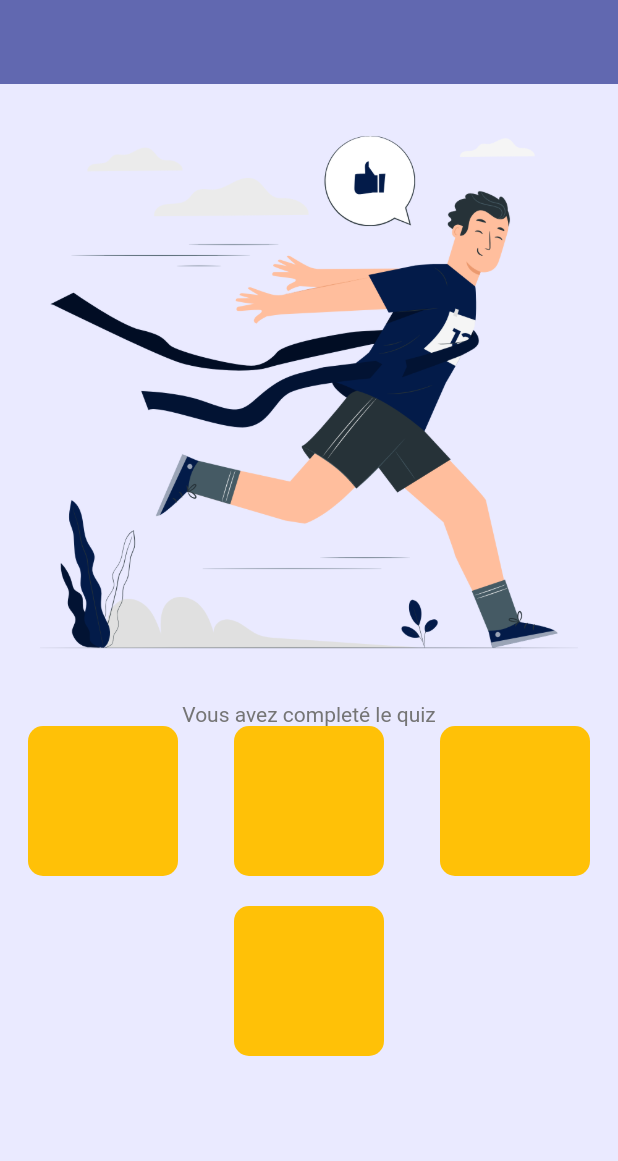
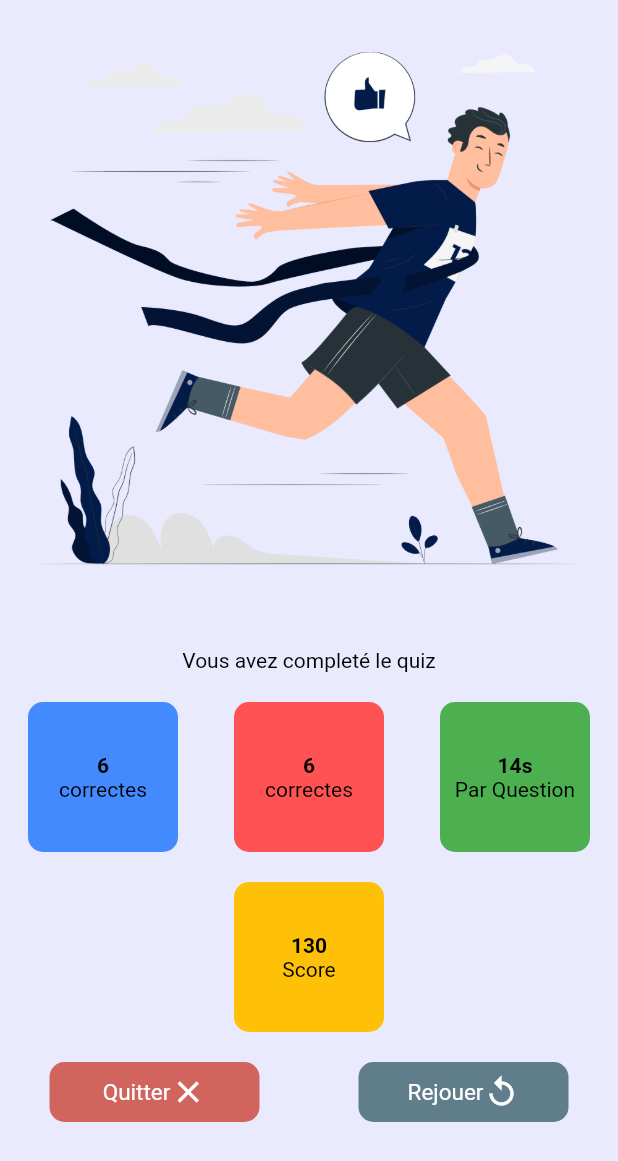
Before and after one commit to ibrahim10sy/QuizAppFlutter, a Flutter app: the FinQuiz screen opened directly, on a phone screen of 412 x 824 dp. Shown: the top 1161 px of the screen. Run offline on Flutter 3.47's test engine with Material 2 defaults, Android fonts, the phone set to English and light mode, and no system bars; our stand-ins replace device_preview; Roboto replaces fonts that are missing (Muli).

Commit message:
la page compte de créateur

```diff
--- /dev/null
+++ b/lib/compte.dart
@@ -0,0 +1,57 @@
+import 'package:flutter/material.dart';
+
+void main() {
+  runApp(MyApp());
+}
+
+class MyApp extends StatelessWidget {
+  @override
+  Widget build(BuildContext context) {
+    return const MaterialApp(
+        // home: FinQuiz(),
+        );
+  }
+}
+
+class Compte extends StatelessWidget {
+  const Compte({super.key});
+
+  @override
+  // ignore: dead_code
+  Widget build(BuildContext context) {
+    return Scaffold(
+      body: SingleChildScrollView(
+        child: Center(
+          child: Column(
+            children: [
+              const SizedBox(
+                height: 80,
+              ),
+              const CircleAvatar(
+                radius: 80,
+                backgroundImage: AssetImage('assets/images/finishQuiz.png'),
+              ),
+              const Padding(
+                padding: EdgeInsets.all(8),
+                child: Icon(
+                  Icons.add,
+                  color: Colors.white,
+                  size: 32,
+                  weight: 40,
+                ),
+              ),
+              Row(
+                children: [
+                  TextButton(onPressed: () {}, child: const Text('Animés')),
+                  TextButton(onPressed: () {}, child: const Text('Animés')),
+                  TextButton(onPressed: () {}, child: const Text('Animés')),
+                  TextButton(onPressed: () {}, child: const Text('Animés')),
+                ],
+              )
+            ],
+          ),
+        ),
+      ),
+    );
+  }
+}
--- a/lib/finQuiz.dart
+++ b/lib/finQuiz.dart
@@ -1,4 +1,4 @@
-// ignore_for_file: file_names
+// ignore_for_file: file_names, prefer_adjacent_string_concatenation
 
 import 'package:flutter/material.dart';
 
@@ -10,7 +10,7 @@ class MyApp extends StatelessWidget {
   @override
   Widget build(BuildContext context) {
     return const MaterialApp(
-      home: FinQuiz(),
+      // home: FinQuiz(),
     );
   }
 }
@@ -22,12 +22,21 @@ class FinQuiz extends StatelessWidget {
   // ignore: dead_code
   Widget build(BuildContext context) {
     return Scaffold(
-      appBar: AppBar(),
-      body: Center(
+      // appBar: AppBar(),
+      body: SingleChildScrollView(
         child: Column(
           children: [
             Image.asset('assets/images/finishQuiz.png'),
-            const Text("Vous avez completé le quiz"),
+            const SizedBox(
+              height: 20,
+            ),
+            const Text(
+              "Vous avez completé le quiz",
+              style: TextStyle(color: Colors.black),
+            ),
+            const SizedBox(
+              height: 20,
+            ),
             Row(
               mainAxisAlignment: MainAxisAlignment.spaceAround,
               children: [
@@ -36,22 +45,70 @@ class FinQuiz extends StatelessWidget {
                   width: 100,
                   decoration: const BoxDecoration(
                       borderRadius: BorderRadius.all(Radius.circular(10)),
-                      color: Colors.amber),
+                      color: Colors.blueAccent),
+                  child: const Center(
+                    child: Column(
+                        mainAxisAlignment: MainAxisAlignment.center,
+                        children: [
+                          Text(
+                            '6',
+                            style: TextStyle(
+                                fontWeight: FontWeight.bold,
+                                color: Colors.black),
+                          ),
+                          Text(
+                            "correctes",
+                            style: TextStyle(color: Colors.black),
+                          )
+                        ]),
+                  ),
                 ),
                 Container(
                   height: 100,
                   width: 100,
                   decoration: const BoxDecoration(
                       borderRadius: BorderRadius.all(Radius.circular(10)),
-                      color: Colors.amber),
+                      color: Colors.redAccent),
+                  child: const Center(
+                    child: Column(
+                        mainAxisAlignment: MainAxisAlignment.center,
+                        children: [
+                          Text(
+                            '6',
+                            style: TextStyle(
+                                fontWeight: FontWeight.bold,
+                                color: Colors.black),
+                          ),
+                          Text(
+                            "correctes",
+                            style: TextStyle(color: Colors.black),
+                          )
+                        ]),
+                  ),
                 ),
                 Container(
                   height: 100,
                   width: 100,
                   decoration: const BoxDecoration(
                       borderRadius: BorderRadius.all(Radius.circular(10)),
-                      color: Colors.amber),
-                )
+                      color: Colors.green),
+                  child: const Center(
+                    child: Column(
+                        mainAxisAlignment: MainAxisAlignment.center,
+                        children: [
+                          Text(
+                            '14' + 's',
+                            style: TextStyle(
+                                fontWeight: FontWeight.bold,
+                                color: Colors.black),
+                          ),
+                          Text(
+                            "Par Question",
+                            style: TextStyle(color: Colors.black),
+                          )
+                        ]),
+                  ),
+                ),
               ],
             ),
             const SizedBox(
@@ -63,10 +120,74 @@ class FinQuiz extends StatelessWidget {
               decoration: const BoxDecoration(
                   borderRadius: BorderRadius.all(Radius.circular(10)),
                   color: Colors.amber),
+              child: const Center(
+                child: Column(
+                    mainAxisAlignment: MainAxisAlignment.center,
+                    children: [
+                      Text(
+                        '130',
+                        style: TextStyle(
+                            fontWeight: FontWeight.bold, color: Colors.black),
+                      ),
+                      Text(
+                        "Score",
+                        style: TextStyle(color: Colors.black),
+                      )
+                    ]),
+              ),
             ),
+            const SizedBox(height: 20),
             Row(
+              mainAxisAlignment: MainAxisAlignment.spaceAround,
               children: [
-                // IconButton(onPressed: (){}, icon: icon.)
+                // ignore: sized_box_for_whitespace
+                Container(
+                  width: 140,
+                  height: 40,
+                  decoration: const BoxDecoration(
+                      color: Color.fromARGB(255, 209, 101, 93),
+                      borderRadius: BorderRadius.all(Radius.circular(10))),
+                  child: IconButton(
+                    onPressed: () {},
+                    icon: const Row(
+                      mainAxisAlignment: MainAxisAlignment.center,
+                      children: [
+                        Text(
+                          "Quitter",
+                          style: TextStyle(color: Colors.white, fontSize: 15),
+                        ),
+                        Icon(
+                          Icons.close,
+                          color: Colors.white,
+                        ),
+                      ],
+                    ),
+                  ),
+                ),
+                // ignore: sized_box_for_whitespace
+                Container(
+                  width: 140, // Largeur fixe
+                  height: 40,
+                  decoration: const BoxDecoration(
+                      color: Colors.blueGrey,
+                      borderRadius: BorderRadius.all(Radius.circular(10))),
+                  child: IconButton(
+                    onPressed: () {},
+                    icon: const Row(
+                      mainAxisAlignment: MainAxisAlignment.center,
+                      children: [
+                        Text(
+                          "Rejouer",
+                          style: TextStyle(color: Colors.white, fontSize: 15),
+                        ),
+                        Icon(
+                          Icons.replay,
+                          color: Colors.white,
+                        ),
+                      ],
+                    ),
+                  ),
+                )
               ],
             )
           ],
--- a/lib/main.dart
+++ b/lib/main.dart
@@ -1,4 +1,5 @@
 import 'package:flutter/material.dart';import 'package:flutter/material.dart';
+import 'package:quiz_app/compte.dart';
 import 'package:quiz_app/finQuiz.dart';
 import 'package:quiz_app/nav.dart';
 import 'package:quiz_app/theme.dart';
@@ -22,7 +23,7 @@ class Myapp extends StatelessWidget {
       builder: DevicePreview.appBuilder,
       theme: theme(),
       title: 'Quiz Master',
-      home: FinQuiz(),
+      home: Compte(),
     );
   }
 }
```
